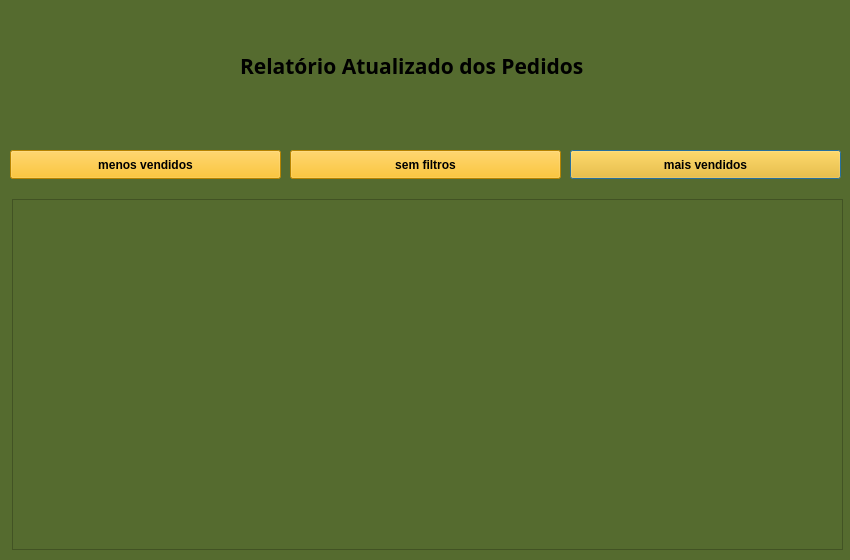
First picture: the form in telarelatorio.ui, repository jujubsfs/restify3, before the edit.
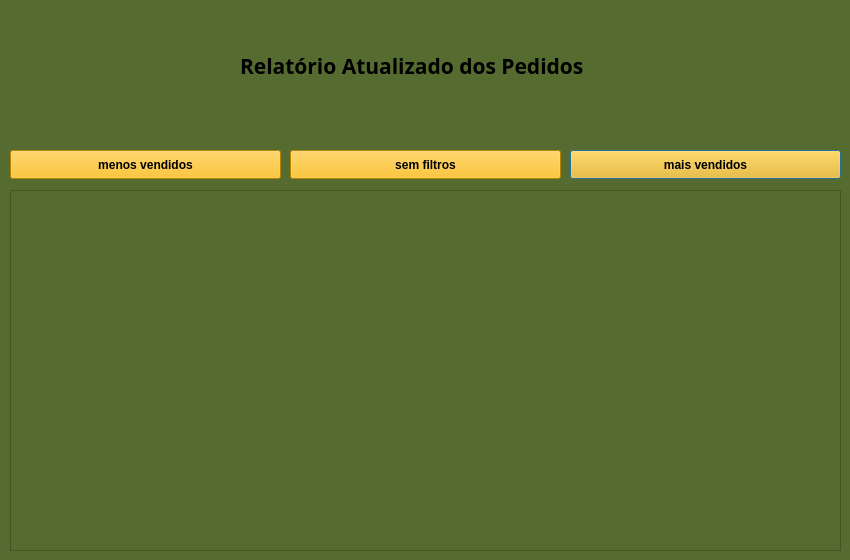
Second picture: the form after the edit.

Patch:
```diff
--- a/telarelatorio.ui
+++ b/telarelatorio.ui
@@ -99,13 +99,13 @@
     <string>Relatório Atualizado dos Pedidos</string>
    </property>
   </widget>
-  <widget class="QTableView" name="tableView">
+  <widget class="QListWidget" name="listWidget">
    <property name="geometry">
     <rect>
-     <x>12</x>
-     <y>199</y>
+     <x>10</x>
+     <y>190</y>
      <width>831</width>
-     <height>351</height>
+     <height>361</height>
     </rect>
    </property>
   </widget>
```
